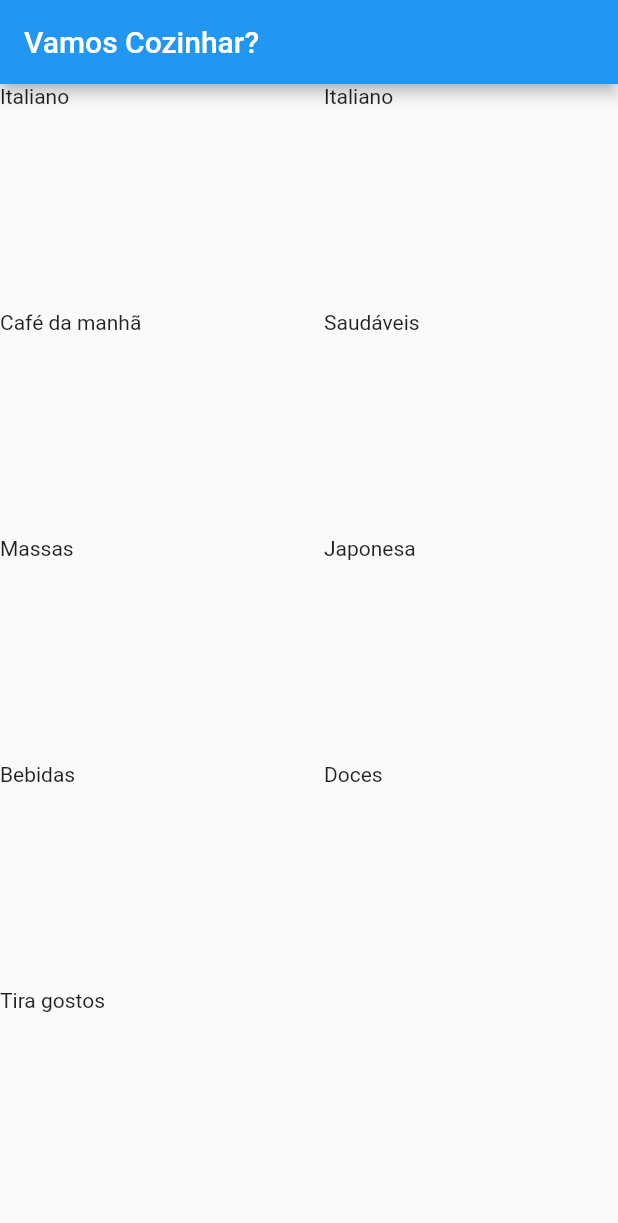
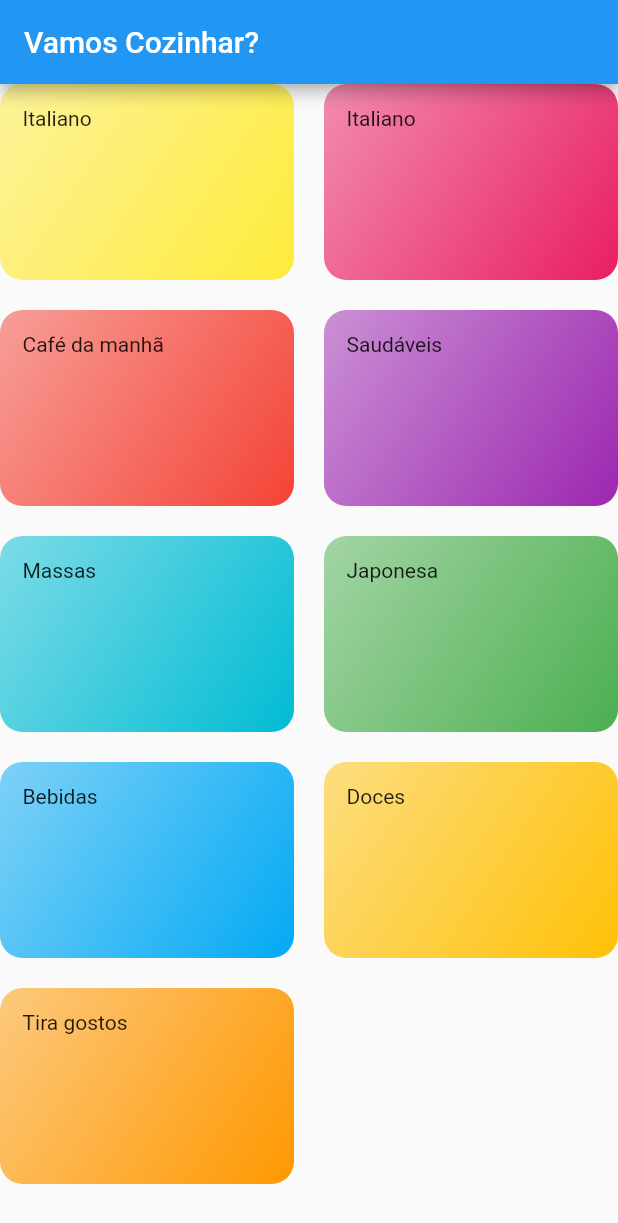
Before and after one commit to juniorsafera/VamosCozinharApp-praticandoNavegacoes, a Flutter app: the screen it shows after launch, on a phone screen of 412 x 824 dp. Shown: the top 1223 px of the screen. Run offline on Flutter 3.47's test engine with Material 2 defaults, Android fonts, the phone set to English and light mode, and no system bars.

Commit message:
editando item categoria

```diff
--- a/vamos_cozinhar_app_praticando_navegacoes/lib/components/categoria_item.dart
+++ b/vamos_cozinhar_app_praticando_navegacoes/lib/components/categoria_item.dart
@@ -9,6 +9,18 @@ class ItemCategoria extends StatelessWidget {
   Widget build(BuildContext context) {
     // ignore: avoid_unnecessary_containers
     return Container(
+      decoration: BoxDecoration(
+        borderRadius: BorderRadius.circular(15),
+        gradient: LinearGradient(
+          colors: [
+            categoria.cor.withOpacity(0.5),
+            categoria.cor,
+          ],
+          begin: Alignment.topLeft,
+          end: Alignment.bottomRight,
+        ),
+      ),
+      padding: const EdgeInsets.all(15),
       child: Text(categoria.titulo),
     );
   }
--- a/vamos_cozinhar_app_praticando_navegacoes/lib/data/dados.dart
+++ b/vamos_cozinhar_app_praticando_navegacoes/lib/data/dados.dart
@@ -8,11 +8,7 @@ const DADOS_CATEGORIAS = const [
     titulo: "Italiano",
     cor: Colors.yellow,
   ),
-  ModeloCategoria(
-    id: 'c1',
-    titulo: "Italiano",
-    cor: Colors.black,
-  ),
+  ModeloCategoria(id: 'c1', titulo: "Italiano", cor: Colors.pink),
   ModeloCategoria(
     id: 'c2',
     titulo: "Café da manhã",
@@ -31,21 +27,20 @@ const DADOS_CATEGORIAS = const [
   ModeloCategoria(
     id: 'c5',
     titulo: "Japonesa",
-    cor: Colors.cyan,
+    cor: Colors.green,
   ),
   ModeloCategoria(
     id: 'c6',
     titulo: "Bebidas",
-    cor: Colors.cyan,
+    cor: Colors.lightBlue,
   ),
   ModeloCategoria(
     id: 'c7',
     titulo: "Doces",
-    cor: Colors.cyan,
+    cor: Colors.amber,
   ),
   ModeloCategoria(
     id: 'c8',
     titulo: "Tira gostos",
-    cor: Colors.cyan,
   ),
 ];
```
